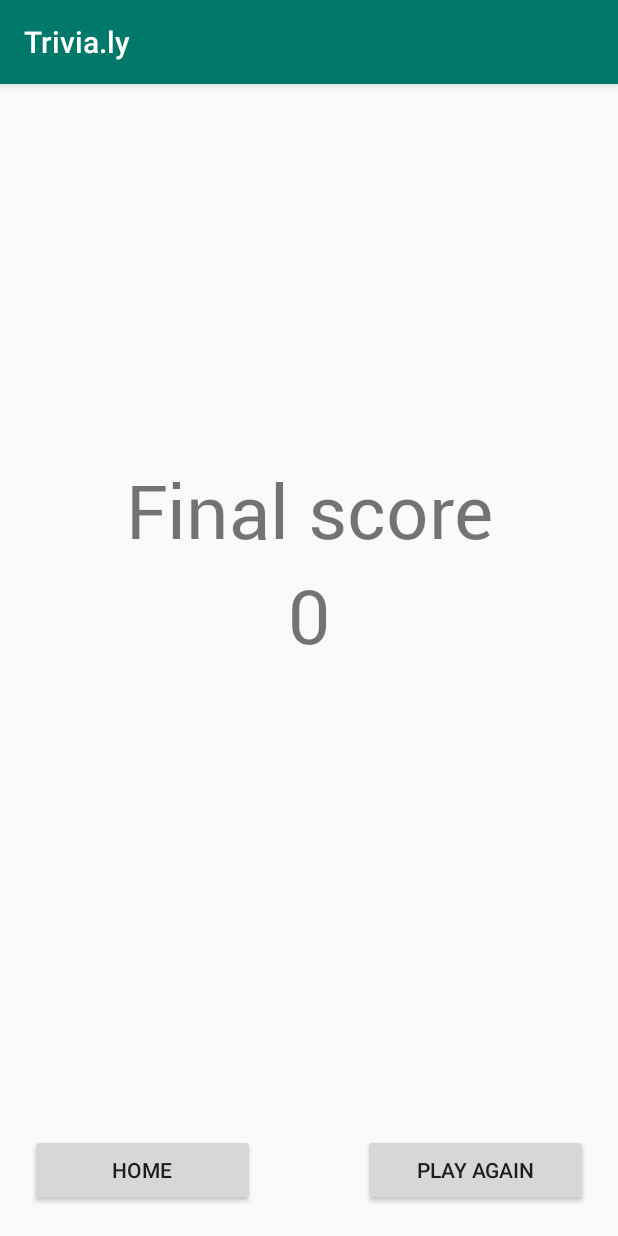
After one commit to AIR-FOI-HR/AIR2002, an Android app: the SingleplayerScore screen opened directly, with no data from a screen before it, on a phone screen of 412 x 824 dp. The commit adds this screen. Run offline under Robolectric (Android 15) with nearby library versions, the light colour scheme and no system bars.

Commit message:
Dodavanje final score pogleda i sitne promjene u strukturi aplikacije (reusable code)

```diff
--- a/app/src/main/AndroidManifest.xml
+++ b/app/src/main/AndroidManifest.xml
@@ -19,6 +19,7 @@
         <activity android:label="@string/app_name" android:name=".MainMenu"/>
         <activity android:label="@string/app_name" android:name=".SingleplayerMenu"/>
         <activity android:label="@string/app_name" android:name=".ExpertModePlay"/>
+        <activity android:label="@string/app_name" android:name=".SingleplayerScore"/>
         <activity android:name=".CategoryView"
             android:theme="@style/AppTheme.NoActionBar">
         </activity>
--- a/app/src/main/java/com/example/trivialy/MainMenu.java
+++ b/app/src/main/java/com/example/trivialy/MainMenu.java
@@ -24,4 +24,8 @@ public class MainMenu extends AppCompatActivity {
             }
         });
     }
+
+    @Override
+    public void onBackPressed() {
+    }
 }
--- /dev/null
+++ b/app/src/main/java/com/example/trivialy/SingleplayerScore.java
@@ -0,0 +1,88 @@
+package com.example.trivialy;
+
+import android.app.IntentService;
+import android.content.Intent;
+import android.content.SharedPreferences;
+import android.os.Bundle;
+import android.view.View;
+import android.widget.Button;
+import android.widget.TextView;
+import android.widget.Toast;
+
+import androidx.appcompat.app.AppCompatActivity;
+
+public class SingleplayerScore extends AppCompatActivity {
+    TextView FinalScore;
+    Button HomeButton;
+    Button PlayAgain;
+
+    Integer savedLives;
+    String savedUsername;
+
+    UserDataController userDataController;
+    UserDataController.UserLives userLives;
+
+    @Override
+    protected void onCreate(Bundle savedInstanceState) {
+        super.onCreate(savedInstanceState);
+        setContentView(R.layout.singleplayer_score);
+        userDataController = new UserDataController(getApplicationContext());
+
+        Bundle b = getIntent().getExtras();
+        String score = "0";
+        if(b != null) {
+            score = b.getString("Score");
+        }
+
+        FinalScore = findViewById(R.id.score_singleplayer);
+        FinalScore.setText(score);
+
+        HomeButton = findViewById(R.id.homeButtonExpert);
+        PlayAgain = findViewById(R.id.playAgainExpert);
+
+        HomeButton.setOnClickListener(new View.OnClickListener() {
+            @Override
+            public void onClick(View view) {
+                Intent intent = new Intent(view.getContext(), SingleplayerMenu.class);
+                view.getContext().startActivity(intent);
+                finish();
+            }
+        });
+
+        PlayAgain.setOnClickListener(new View.OnClickListener() {
+            @Override
+            public void onClick(View view) {
+                userDataController.GetUserData();
+                userLives = userDataController.GetUserData();
+                savedUsername = userLives.Username;
+                savedLives = userLives.Lives;
+
+                Intent intent = new Intent(SingleplayerScore.this, com.example.trivialy.HealthRegen.class);
+                boolean check = userDataController.isMyServiceRunning(com.example.trivialy.HealthRegen.class);
+                if(!check && savedLives<5){
+                    startService(intent);
+                }
+
+                if(savedLives <= 0){
+                    Toast t = Toast.makeText(getApplicationContext(), getString(R.string.insufficientLives), Toast.LENGTH_SHORT);
+                    t.show();
+                    return;
+                }
+                else {
+                    userDataController.UpdateLifeCount(null, -1);
+                    Intent newIntent = new Intent(view.getContext(), ExpertModePlay.class);
+                    view.getContext().startActivity(newIntent);
+                    finish();
+                }
+            }
+        });
+
+    }
+
+    @Override
+    public void onBackPressed() {
+        Intent intent = new Intent(getApplicationContext(), SingleplayerMenu.class);
+        SingleplayerScore.this.startActivity(intent);
+        finish();
+    }
+}
--- /dev/null
+++ b/app/src/main/res/layout/singleplayer_score.xml
@@ -0,0 +1,66 @@
+<?xml version="1.0" encoding="utf-8"?>
+<androidx.constraintlayout.widget.ConstraintLayout
+    xmlns:android="http://schemas.android.com/apk/res/android"
+    xmlns:app="http://schemas.android.com/apk/res-auto"
+    xmlns:tools="http://schemas.android.com/tools"
+    android:layout_width="match_parent"
+    android:layout_height="match_parent">
+
+    <Button
+        android:id="@+id/homeButtonExpert"
+        android:layout_width="wrap_content"
+        android:layout_height="wrap_content"
+        android:text="@string/home"
+        android:layout_marginStart="20dp"
+        android:layout_marginBottom="20dp"
+        android:width="150dp"
+        app:layout_constraintBottom_toBottomOf="parent"
+        app:layout_constraintStart_toStartOf="parent"
+        android:layout_marginLeft="20dp" />
+
+    <Button
+        android:id="@+id/playAgainExpert"
+        android:layout_width="wrap_content"
+        android:layout_height="wrap_content"
+        android:text="@string/play_again"
+        android:layout_marginEnd="20dp"
+        android:layout_marginBottom="20dp"
+        android:width="150dp"
+        app:layout_constraintBottom_toBottomOf="parent"
+        app:layout_constraintEnd_toEndOf="parent"
+        android:layout_marginRight="20dp" />
+
+    <TextView
+        android:layout_width="match_parent"
+        android:layout_height="wrap_content"
+        android:layout_marginStart="20dp"
+        android:layout_marginLeft="20dp"
+        android:layout_marginEnd="20dp"
+        android:layout_marginRight="20dp"
+        android:layout_marginTop="250dp"
+        android:text="@string/final_score"
+        android:textAlignment="center"
+        android:fontFamily="@font/roboto_regular"
+        android:textSize="@dimen/heading_fontSize"
+        app:layout_constraintStart_toStartOf="parent"
+        app:layout_constraintTop_toTopOf="parent"
+        android:gravity="center_horizontal" />
+
+    <TextView
+        android:id="@+id/score_singleplayer"
+        android:layout_width="match_parent"
+        android:layout_height="wrap_content"
+        android:layout_marginStart="20dp"
+        android:layout_marginLeft="20dp"
+        android:layout_marginEnd="20dp"
+        android:layout_marginRight="20dp"
+        android:layout_marginTop="320dp"
+        android:text="0"
+        android:textAlignment="center"
+        android:fontFamily="@font/roboto_regular"
+        android:textSize="@dimen/heading_fontSize"
+        app:layout_constraintStart_toStartOf="parent"
+        app:layout_constraintTop_toTopOf="parent"
+        android:gravity="center_horizontal" />
+
+</androidx.constraintlayout.widget.ConstraintLayout>
--- a/app/src/main/res/values/strings.xml
+++ b/app/src/main/res/values/strings.xml
@@ -35,4 +35,6 @@
     <string name="singleplayer_description">Ovdje ide tekst o singleplayer modovima i slično. Svaki opisan kak spada...</string>
     <string name="multiplayer_description">Ovdje je tekst o multiplayer načinu igre, opisano to bit će super!</string>
     <string name="insufficientLives">Insufficient lives</string>
+    <string name="final_score">Final score</string>
+    <string name="play_again">Play again</string>
 </resources>
```
Also changed, not shown: app/src/main/java/com/example/trivialy/ExpertModePlay.java (+18 -8 lines), app/src/main/java/com/example/trivialy/HealthRegen.java (+16 -60 lines), app/src/main/java/com/example/trivialy/SingleplayerMenu.java (+23 -69 lines), app/src/main/java/com/example/trivialy/UserDataController.java (added, +110 -0 lines).
